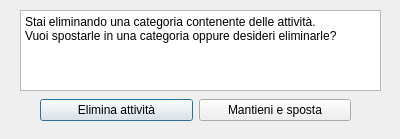
The window that file_ui/alertwindow.ui (TommasoBotarelli/MyD14ry) describes before a commit, drawn with Qt 5.
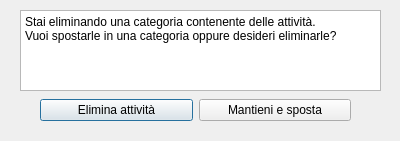
The same window after the commit.

Commit message: Modifica della finestra di alertWindow adeso non è più possibile cancellare il testo di alert

Patch:
```diff
--- a/file_ui/alertwindow.ui
+++ b/file_ui/alertwindow.ui
@@ -7,7 +7,7 @@
     <x>0</x>
     <y>0</y>
     <width>400</width>
-    <height>139</height>
+    <height>141</height>
    </rect>
   </property>
   <property name="windowTitle">
```
Left out of the diff: 6 changed lines with no effect on the pictures.
